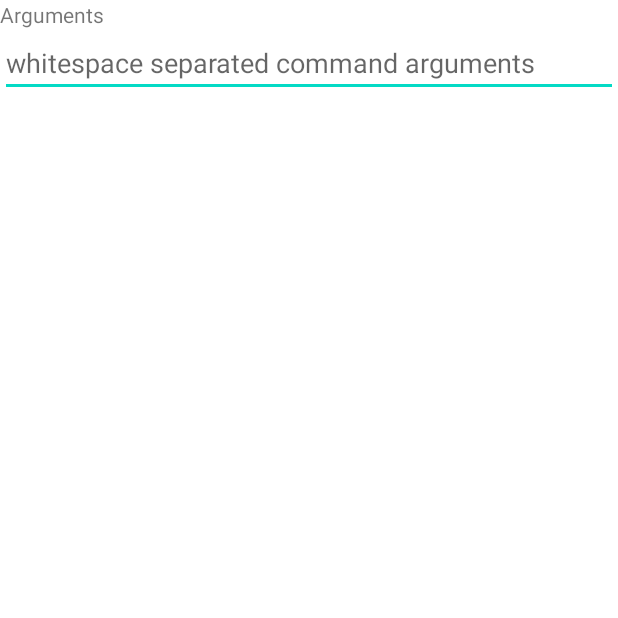
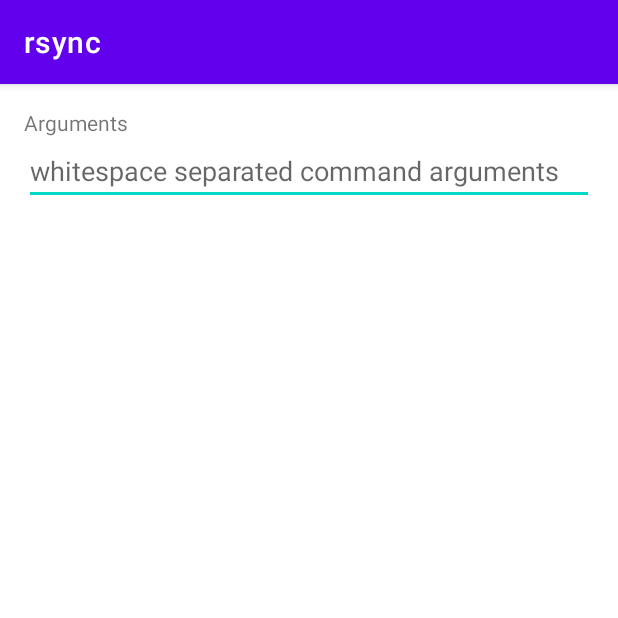
Before and after one commit to ribbons/TaskerRsync, an Android app: the RsyncConfigActivity screen opened directly, with no data from a screen before it, on a phone screen of 412 x 824 dp, the top half of it. Run offline under Robolectric (Android 15) with nearby library versions, the phone set to English and light mode, and no system bars; libraries missing offline, so code that uses them is left out: com.joaomgcd.taskerpluginlibrary; 1 statement that could not run was skipped.

Commit message:
Add action bar and padding to the config activity
Switch the RsyncConfigActivity to inherit from AppCompatActivity as the
material themes with an action bar don't show one when inheriting from
the standard Activity.

Add a dimension for the activity padding and apply this to the
LinearLayout.

```diff
--- a/app/src/main/java/com/nerdoftheherd/tasker/rsync/RsyncConfigActivity.kt
+++ b/app/src/main/java/com/nerdoftheherd/tasker/rsync/RsyncConfigActivity.kt
@@ -6,14 +6,14 @@
 
 package com.nerdoftheherd.tasker.rsync
 
-import android.app.Activity
 import android.content.Context
 import android.os.Bundle
+import androidx.appcompat.app.AppCompatActivity
 import com.joaomgcd.taskerpluginlibrary.config.TaskerPluginConfig
 import com.joaomgcd.taskerpluginlibrary.input.TaskerInput
 import com.nerdoftheherd.tasker.rsync.databinding.RsyncConfigActivityBinding
 
-class RsyncConfigActivity : Activity(), TaskerPluginConfig<RsyncConfig> {
+class RsyncConfigActivity : AppCompatActivity(), TaskerPluginConfig<RsyncConfig> {
     override val context: Context get() = applicationContext
     private val taskerHelper by lazy { RsyncHelper(this) }
     private lateinit var binding: RsyncConfigActivityBinding
--- a/app/src/main/res/layout/rsync_config_activity.xml
+++ b/app/src/main/res/layout/rsync_config_activity.xml
@@ -2,7 +2,8 @@
     xmlns:tools="http://schemas.android.com/tools"
     android:layout_width="match_parent"
     android:layout_height="match_parent"
-    android:orientation="vertical">
+    android:orientation="vertical"
+    android:padding="@dimen/activity_padding">
 
     <TextView
         android:id="@+id/textView"
@@ -16,7 +17,6 @@
         android:importantForAutofill="no"
         android:layout_width="match_parent"
         android:layout_height="wrap_content"
-        android:ems="10"
         android:inputType="textNoSuggestions"
         android:scrollHorizontally="false" />
 </LinearLayout>
--- /dev/null
+++ b/app/src/main/res/values/dimens.xml
@@ -0,0 +1,4 @@
+<?xml version="1.0" encoding="utf-8"?>
+<resources>
+    <dimen name="activity_padding">16dp</dimen>
+</resources>
```
